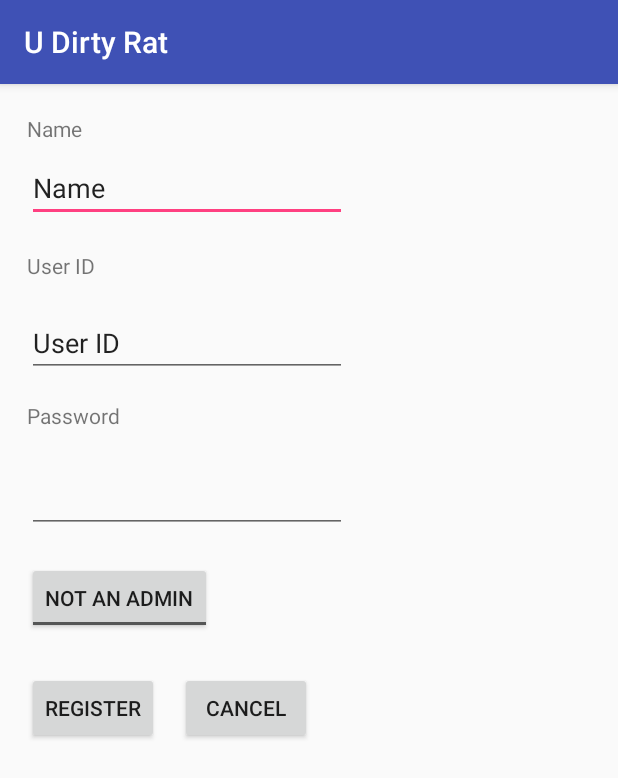
After one commit to rk1998/pickleratsapp, an Android app: the RegisterActivity screen opened directly, with no data from a screen before it, on a phone screen of 412 x 824 dp. The commit adds this screen. Shown: the top 778 px of the screen. Run offline under Robolectric (Android 15) with nearby library versions, the phone set to English and light mode, and no system bars.

Commit message:
Bram created the setup for register screen

```diff
--- a/UDirtyRat/app/src/main/AndroidManifest.xml
+++ b/UDirtyRat/app/src/main/AndroidManifest.xml
@@ -18,8 +18,10 @@
             android:name=".controllers.LoginActivity"
             android:label="@string/app_name"></activity>
         <activity
+            android:name=".controllers.RegisterActivity"
+            android:label="@string/app_name"></activity>
+        <activity
             android:name=".controllers.HomeScreen"
-            android:label="U Dirty Rat"
             android:theme="@style/AppTheme.NoActionBar">
             <intent-filter>
                 <action android:name="android.intent.action.MAIN" />
--- /dev/null
+++ b/UDirtyRat/app/src/main/java/edu/gatech/pickleratsapp/cs2340/udirtyrat/controllers/RegisterActivity.java
@@ -0,0 +1,363 @@
+package edu.gatech.pickleratsapp.cs2340.udirtyrat.controllers;
+
+import android.app.AlertDialog;
+import android.content.DialogInterface;
+import android.content.Intent;
+import android.os.AsyncTask;
+import android.os.Bundle;
+import android.support.v7.app.AppCompatActivity;
+import android.text.TextUtils;
+import android.view.KeyEvent;
+import android.view.View;
+import android.view.View.OnClickListener;
+import android.view.inputmethod.EditorInfo;
+import android.widget.AutoCompleteTextView;
+import android.widget.Button;
+import android.widget.EditText;
+import android.widget.TextView;
+import android.widget.ToggleButton;
+
+import edu.gatech.pickleratsapp.cs2340.udirtyrat.R;
+
+/**
+ * A login screen that offers login via email/password.
+ */
+public class RegisterActivity extends AppCompatActivity /*implements LoaderCallbacks<Cursor>*/ {
+
+    /**
+     * Id to identity READ_CONTACTS permission request.
+     */
+    private static final int REQUEST_READ_CONTACTS = 0;
+
+    /**
+     * A dummy authentication store containing known user names and passwords.
+     * TODO: remove after connecting to a real authentication system.
+     */
+    private static final String TEMP_USER = "user@user";
+    private static final String TEMP_PASS = "pass";
+    private static final String[] DUMMY_CREDENTIALS = new String[]{
+            "foo@example.com:user", "bar@example.com:pass"
+    };
+    /**
+     * Keep track of the login task to ensure we can cancel it if requested.
+     */
+    private RegisterActivity.UserLoginTask mAuthTask = null;
+
+    // UI references.
+    private EditText userNameInput;
+    private EditText userIDInput;
+    private EditText userPasswordInput;
+    private ToggleButton adminToggle;
+    private Button registerYes;
+    private Button cancelRegister;
+
+    @Override
+    protected void onCreate(Bundle savedInstanceState) {
+        super.onCreate(savedInstanceState);
+        setContentView(R.layout.activity_register);
+        // Set up the register form.
+        userNameInput = (EditText) findViewById(R.id.userNameInput);
+        userIDInput = (EditText) findViewById(R.id.userNameInput);
+        userPasswordInput = (EditText) findViewById(R.id.userNameInput);
+        adminToggle = (ToggleButton) findViewById(R.id.adminToggle);
+        registerYes = (Button) findViewById(R.id.registerConfirm);
+        cancelRegister = (Button) findViewById(R.id.cancelRegister);
+        //populateAutoComplete();
+
+        userPasswordInput.setOnEditorActionListener(new TextView.OnEditorActionListener() {
+            @Override
+            public boolean onEditorAction(TextView textView, int id, KeyEvent keyEvent) {
+                return false;
+            }
+        });
+
+        registerYes.setOnClickListener(new OnClickListener() {
+            @Override
+            public void onClick(View view) {
+                attemptLogin();
+            }
+        });
+
+        cancelRegister.setOnClickListener(new OnClickListener() {
+            @Override
+            public void onClick(View view) {
+                //Start new HomeScreen.Class
+                Intent myIntent = new Intent(RegisterActivity.this, HomeScreen.class);
+                startActivity(myIntent);
+            }
+        });
+
+        //mLoginFormView = findViewById(R.id.login_form);
+        //mProgressView = findViewById(R.id.login_progress);
+    }
+
+//    private void populateAutoComplete() {
+//        if (!mayRequestContacts()) {
+//            return;
+//        }
+//
+//        getLoaderManager().initLoader(0, null, this);
+//    }
+//
+//    private boolean mayRequestContacts() {
+//        if (Build.VERSION.SDK_INT < Build.VERSION_CODES.M) {
+//            return true;
+//        }
+//        if (checkSelfPermission(READ_CONTACTS) == PackageManager.PERMISSION_GRANTED) {
+//            return true;
+//        }
+//        if (shouldShowRequestPermissionRationale(READ_CONTACTS)) {
+//            Snackbar.make(mEmailView, R.string.permission_rationale, Snackbar.LENGTH_INDEFINITE)
+//                    .setAction(android.R.string.ok, new View.OnClickListener() {
+//                        @Override
+//                        @TargetApi(Build.VERSION_CODES.M)
+//                        public void onClick(View v) {
+//                            requestPermissions(new String[]{READ_CONTACTS}, REQUEST_READ_CONTACTS);
+//                        }
+//                    });
+//        } else {
+//            requestPermissions(new String[]{READ_CONTACTS}, REQUEST_READ_CONTACTS);
+//        }
+//        return false;
+//    }
+//
+//    /**
+//     * Callback received when a permissions request has been completed.
+//     */
+//    @Override
+//    public void onRequestPermissionsResult(int requestCode, @NonNull String[] permissions,
+//                                           @NonNull int[] grantResults) {
+//        if (requestCode == REQUEST_READ_CONTACTS) {
+//            if (grantResults.length == 1 && grantResults[0] == PackageManager.PERMISSION_GRANTED) {
+//                populateAutoComplete();
+//            }
+//        }
+//    }
+
+
+    /**
+     * Attempts to sign in or register the account specified by the login form.
+     * If there are form errors (invalid email, missing fields, etc.), the
+     * errors are presented and no actual login attempt is made.
+     */
+    private void attemptLogin() {
+        if (mAuthTask != null) {
+            return;
+        }
+
+        // Reset errors.
+        //mEmailView.setError(null);
+        //mPasswordView.setError(null);
+
+        // Store values at the time of the login attempt.
+        //String email = mEmailView.getText().toString();
+        //String password = mPasswordView.getText().toString();
+
+        boolean cancel = false;
+        View focusView = null;
+
+        // Check for a valid password, if the user entered one.
+        //if (!TextUtils.isEmpty(password) && !isPasswordValid(password)) {
+        //    mPasswordView.setError(getString(R.string.error_invalid_password));
+        //    focusView = mPasswordView;
+        //    cancel = true;
+        }
+
+        // Check for a valid email address.
+        //if (TextUtils.isEmpty(email)) {
+        //    mEmailView.setError(getString(R.string.error_field_required));
+        //    focusView = mEmailView;
+        //    cancel = true;
+        //} else if (!isEmailValid(email)) {
+        //    mEmailView.setError(getString(R.string.error_invalid_email));
+        //    focusView = mEmailView;
+        //    cancel = true;
+        //}
+
+//        if (cancel) {
+//            // There was an error; don't attempt login and focus the first
+//            // form field with an error.
+//            focusView.requestFocus();
+//        } else {
+//            // Show a progress spinner, and kick off a background task to
+//            // perform the user login attempt.
+//            //showProgress(true);
+//            if(TEMP_USER.equals(email) && TEMP_PASS.equals(password)) {
+//                Intent appIntent = new Intent(RegisterActivity.this, MainScreen.class);
+//                startActivity(appIntent);
+//            } else {
+//                AlertDialog.Builder badAttemptDialog = new AlertDialog.Builder(this);
+//                badAttemptDialog.setTitle("Oops!");
+//                badAttemptDialog.setMessage("Wrong email or password.");
+//                badAttemptDialog.setPositiveButton("OK", null);
+//                badAttemptDialog.setCancelable(true);
+//                badAttemptDialog.create().show();
+//                badAttemptDialog.setPositiveButton("OK", new DialogInterface.OnClickListener() {
+//                    public void onClick(DialogInterface dialog, int which) {
+//
+//                    }
+//
+//                });
+//            }
+////            mAuthTask = new UserLoginTask(email, password);
+////            mAuthTask.execute((Void) null);
+//        }
+//    }
+
+    private boolean isEmailValid(String email) {
+        //TODO: Replace this with your own logic
+        return email.contains("@");
+    }
+
+    private boolean isPasswordValid(String password) {
+        //TODO: Replace this with your own logic
+        return password.length() > 1;
+    }
+
+    /**
+     * Shows the progress UI and hides the login form.
+     */
+//    @TargetApi(Build.VERSION_CODES.HONEYCOMB_MR2)
+//    private void showProgress(final boolean show) {
+//        // On Honeycomb MR2 we have the ViewPropertyAnimator APIs, which allow
+//        // for very easy animations. If available, use these APIs to fade-in
+//        // the progress spinner.
+//        if (Build.VERSION.SDK_INT >= Build.VERSION_CODES.HONEYCOMB_MR2) {
+//            int shortAnimTime = getResources().getInteger(android.R.integer.config_shortAnimTime);
+//
+//            mLoginFormView.setVisibility(show ? View.GONE : View.VISIBLE);
+//            mLoginFormView.animate().setDuration(shortAnimTime).alpha(
+//                    show ? 0 : 1).setListener(new AnimatorListenerAdapter() {
+//                @Override
+//                public void onAnimationEnd(Animator animation) {
+//                    mLoginFormView.setVisibility(show ? View.GONE : View.VISIBLE);
+//                }
+//            });
+//
+//            mProgressView.setVisibility(show ? View.VISIBLE : View.GONE);
+//            mProgressView.animate().setDuration(shortAnimTime).alpha(
+//                    show ? 1 : 0).setListener(new AnimatorListenerAdapter() {
+//                @Override
+//                public void onAnimationEnd(Animator animation) {
+//                    mProgressView.setVisibility(show ? View.VISIBLE : View.GONE);
+//                }
+//            });
+//        } else {
+//            // The ViewPropertyAnimator APIs are not available, so simply show
+//            // and hide the relevant UI components.
+//            mProgressView.setVisibility(show ? View.VISIBLE : View.GONE);
+//            mLoginFormView.setVisibility(show ? View.GONE : View.VISIBLE);
+//        }
+//    }
+
+//    @Override
+//    public Loader<Cursor> onCreateLoader(int i, Bundle bundle) {
+//        return new CursorLoader(this,
+//                // Retrieve data rows for the device user's 'profile' contact.
+//                Uri.withAppendedPath(ContactsContract.Profile.CONTENT_URI,
+//                        ContactsContract.Contacts.Data.CONTENT_DIRECTORY), ProfileQuery.PROJECTION,
+//
+//                // Select only email addresses.
+//                ContactsContract.Contacts.Data.MIMETYPE +
+//                        " = ?", new String[]{ContactsContract.CommonDataKinds.Email
+//                .CONTENT_ITEM_TYPE},
+//
+//                // Show primary email addresses first. Note that there won't be
+//                // a primary email address if the user hasn't specified one.
+//                ContactsContract.Contacts.Data.IS_PRIMARY + " DESC");
+//    }
+//
+//    @Override
+//    public void onLoadFinished(Loader<Cursor> cursorLoader, Cursor cursor) {
+//        List<String> emails = new ArrayList<>();
+//        cursor.moveToFirst();
+//        while (!cursor.isAfterLast()) {
+//            emails.add(cursor.getString(ProfileQuery.ADDRESS));
+//            cursor.moveToNext();
+//        }
+//
+//        addEmailsToAutoComplete(emails);
+//    }
+//
+//    @Override
+//    public void onLoaderReset(Loader<Cursor> cursorLoader) {
+//
+//    }
+//
+//    private void addEmailsToAutoComplete(List<String> emailAddressCollection) {
+//        //Create adapter to tell the AutoCompleteTextView what to show in its dropdown list.
+//        ArrayAdapter<String> adapter =
+//                new ArrayAdapter<>(LoginActivity.this,
+//                        android.R.layout.simple_dropdown_item_1line, emailAddressCollection);
+//
+//        mEmailView.setAdapter(adapter);
+//    }
+//
+//
+//    private interface ProfileQuery {
+//        String[] PROJECTION = {
+//                ContactsContract.CommonDataKinds.Email.ADDRESS,
+//                ContactsContract.CommonDataKinds.Email.IS_PRIMARY,
+//        };
+//
+//        int ADDRESS = 0;
+//        int IS_PRIMARY = 1;
+//    }
+
+    /**
+     * Represents an asynchronous login/registration task used to authenticate
+     * the user.
+     */
+    public class UserLoginTask extends AsyncTask<Void, Void, Boolean> {
+
+        private final String mEmail;
+        private final String mPassword;
+
+        UserLoginTask(String email, String password) {
+            mEmail = email;
+            mPassword = password;
+        }
+
+        @Override
+        protected Boolean doInBackground(Void... params) {
+            // TODO: attempt authentication against a network service.
+
+            try {
+                // Simulate network access.
+                Thread.sleep(2000);
+            } catch (InterruptedException e) {
+                return false;
+            }
+
+            for (String credential : DUMMY_CREDENTIALS) {
+                String[] pieces = credential.split(":");
+                if (pieces[0].equals(mEmail)) {
+                    // Account exists, return true if the password matches.
+                    return pieces[1].equals(mPassword);
+                }
+            }
+
+            // TODO: register the new account here.
+            return true;
+        }
+
+        @Override
+        protected void onPostExecute(final Boolean success) {
+            mAuthTask = null;
+            //showProgress(false);
+
+            if (success) {
+                finish();
+            } else {
+                //mPasswordView.setError(getString(R.string.error_incorrect_password));
+                //mPasswordView.requestFocus();
+            }
+        }
+
+        @Override
+        protected void onCancelled() {
+            mAuthTask = null;
+            //showProgress(false);
+        }
+    }
+}
--- a/UDirtyRat/app/src/main/res/layout/activity_home_screen2.xml
+++ b/UDirtyRat/app/src/main/res/layout/activity_home_screen2.xml
@@ -52,7 +52,7 @@
             app:srcCompat="@drawable/picklerat" />
 
         <Button
-            android:id="@+id/register"
+            android:id="@+id/registerConfirm"
             android:layout_width="wrap_content"
             android:layout_height="wrap_content"
             android:layout_weight="1"
@@ -70,8 +70,8 @@
             android:layout_weight="1"
             android:text="Login"
             app:layout_anchorGravity="center_vertical|center_horizontal"
-            android:layout_alignBaseline="@+id/register"
-            android:layout_alignBottom="@+id/register"
+            android:layout_alignBaseline="@+id/registerConfirm"
+            android:layout_alignBottom="@+id/registerConfirm"
             android:layout_alignStart="@+id/textView"
             android:layout_marginStart="-20dp" />
 
--- /dev/null
+++ b/UDirtyRat/app/src/main/res/layout/activity_register.xml
@@ -0,0 +1,99 @@
+<?xml version="1.0" encoding="utf-8"?>
+<LinearLayout xmlns:android="http://schemas.android.com/apk/res/android"
+    android:orientation="vertical" android:layout_width="match_parent"
+    android:layout_height="match_parent">
+
+    <RelativeLayout
+        android:layout_width="match_parent"
+        android:layout_height="match_parent">
+
+        <TextView
+            android:id="@+id/Name"
+            android:layout_width="wrap_content"
+            android:layout_height="wrap_content"
+            android:layout_alignParentStart="true"
+            android:layout_alignParentTop="true"
+            android:layout_marginStart="18dp"
+            android:layout_marginTop="20dp"
+            android:text="Name" />
+
+        <EditText
+            android:id="@+id/userNameInput"
+            android:layout_width="wrap_content"
+            android:layout_height="wrap_content"
+            android:layout_alignStart="@+id/Name"
+            android:layout_below="@+id/Name"
+            android:layout_marginTop="7dp"
+            android:ems="10"
+            android:inputType="textPersonName"
+            android:text="Name" />
+
+        <TextView
+            android:id="@+id/UserID"
+            android:layout_width="wrap_content"
+            android:layout_height="wrap_content"
+            android:layout_alignStart="@+id/userNameInput"
+            android:layout_below="@+id/userNameInput"
+            android:layout_marginTop="19dp"
+            android:text="User ID" />
+
+        <EditText
+            android:id="@+id/userIDinput"
+            android:layout_width="wrap_content"
+            android:layout_height="wrap_content"
+            android:layout_marginTop="19dp"
+            android:ems="10"
+            android:inputType="textPersonName"
+            android:text="User ID"
+            android:layout_below="@+id/UserID"
+            android:layout_alignStart="@+id/UserID" />
+
+        <TextView
+            android:id="@+id/Password"
+            android:layout_width="wrap_content"
+            android:layout_height="wrap_content"
+            android:layout_alignStart="@+id/userIDinput"
+            android:layout_below="@+id/userIDinput"
+            android:layout_marginTop="16dp"
+            android:text="Password" />
+
+        <EditText
+            android:id="@+id/userPasswordInput"
+            android:layout_width="wrap_content"
+            android:layout_height="wrap_content"
+            android:layout_alignStart="@+id/Password"
+            android:layout_below="@+id/Password"
+            android:layout_marginTop="23dp"
+            android:ems="10"
+            android:inputType="textPassword" />
+
+        <ToggleButton
+            android:id="@+id/adminToggle"
+            android:layout_width="wrap_content"
+            android:layout_height="wrap_content"
+            android:layout_alignStart="@+id/userPasswordInput"
+            android:layout_below="@+id/userPasswordInput"
+            android:layout_marginTop="19dp"
+            android:text="Admin"
+            android:textOff="Not an Admin"
+            android:textOn="I am an Admin" />
+
+        <Button
+            android:id="@+id/registerConfirm"
+            android:layout_width="wrap_content"
+            android:layout_height="wrap_content"
+            android:layout_alignStart="@+id/adminToggle"
+            android:layout_below="@+id/adminToggle"
+            android:layout_marginTop="25dp"
+            android:text="register" />
+
+        <Button
+            android:id="@+id/cancelRegister"
+            android:layout_width="wrap_content"
+            android:layout_height="wrap_content"
+            android:layout_alignBottom="@+id/registerConfirm"
+            android:layout_marginStart="14dp"
+            android:layout_toEndOf="@+id/registerConfirm"
+            android:text="Cancel" />
+    </RelativeLayout>
+</LinearLayout>
```
Also changed, not shown: UDirtyRat/app/src/main/java/edu/gatech/pickleratsapp/cs2340/udirtyrat/controllers/HomeScreen.java (+12 -12 lines).
